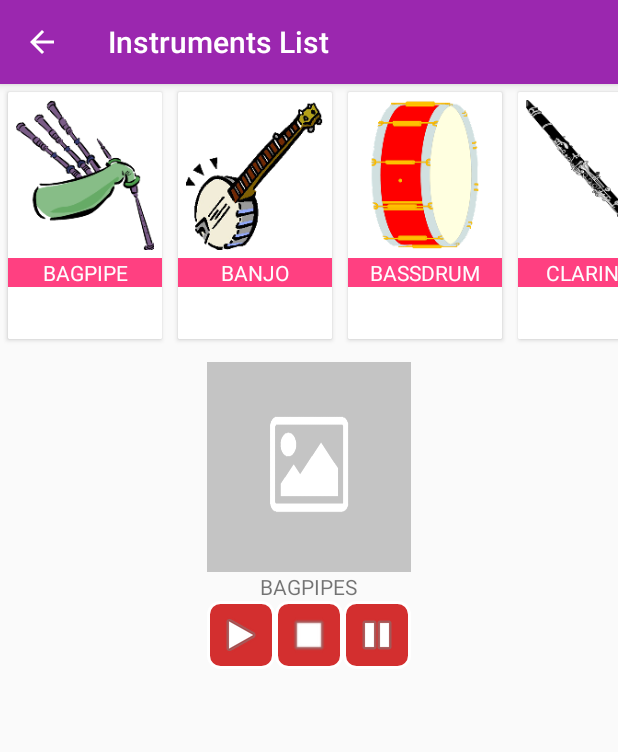
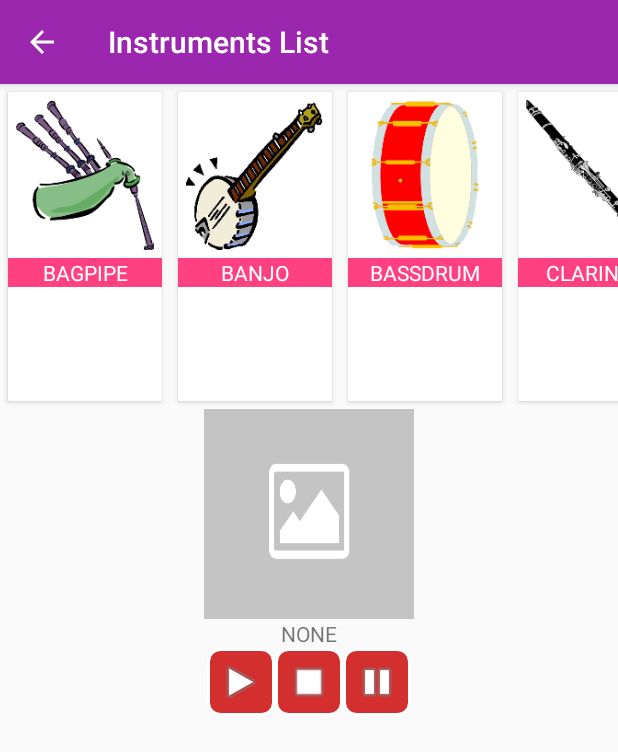
Before and after one commit to sherwin14/GuessTheInstruments, an Android app: the InstrumentsActivity screen opened directly, with no data from a screen before it, on a phone screen of 412 x 824 dp. Shown: the top 752 px of the screen. Run offline under Robolectric (Android 15) with nearby library versions, the phone set to English and light mode, and no system bars.

Commit message:
initial commit

```diff
--- a/app/src/main/assets/litepal.xml
+++ b/app/src/main/assets/litepal.xml
@@ -33,6 +33,7 @@
     -->
     <list>
         <mapping class="com.webteq.guesstheinstruments.Models.PlayersModel" />
+        <mapping class="com.webteq.guesstheinstruments.Models.GameModels" />
     </list>
 
     <!--
--- a/app/src/main/java/com/webteq/guesstheinstruments/adapters/InstrumentsAdapter.java
+++ b/app/src/main/java/com/webteq/guesstheinstruments/adapters/InstrumentsAdapter.java
@@ -89,11 +89,11 @@ public class InstrumentsAdapter extends RecyclerView.Adapter<InstrumentsAdapter.
         ((AppCompatActivity) context).getWindowManager().getDefaultDisplay().getMetrics(metrics);
         int height = metrics.heightPixels;
         int width = metrics.widthPixels;
-        int h = height / 5;
+        int h = height / 4;
         int w = width / 4;
         RecyclerView.LayoutParams layoutParams = (RecyclerView.LayoutParams) itemView.getLayoutParams();
         layoutParams.height = h;
-        layoutParams.width = w;
+        layoutParams.width = (int)w;
 
         itemView.setLayoutParams(layoutParams);
         return new InstrumentsViewHolder(itemView);
--- a/app/src/main/res/layout/activity_instruments.xml
+++ b/app/src/main/res/layout/activity_instruments.xml
@@ -14,20 +14,17 @@
         android:layout_alignParentStart="true" />
 
     <LinearLayout
-        android:layout_width="wrap_content"
+        android:layout_width="match_parent"
         android:layout_height="wrap_content"
         android:orientation="horizontal"
         android:visibility="visible"
         android:id="@+id/player_container"
-        android:padding="10dp"
-        android:elevation="5dp"
         android:gravity="center_horizontal|center_vertical"
-
-        android:layout_below="@+id/fragment_art_recyclerview"
-        android:layout_centerHorizontal="true">
+       android:layout_below="@+id/fragment_art_recyclerview"
+        >
 
         <LinearLayout
-            android:layout_width="match_parent"
+            android:layout_width="140dp"
             android:layout_height="wrap_content"
             android:orientation="vertical"
             >
@@ -44,7 +41,8 @@
                 android:layout_height="wrap_content"
                 android:layout_gravity="center"
                 android:id="@+id/caption"
-                android:text="BAGPIPES"/>
+                android:text="NONE"/>
+
             <LinearLayout
                 android:orientation="horizontal"
                 android:layout_width="wrap_content"
@@ -60,6 +58,7 @@
                     android:src="@android:drawable/ic_media_play"
                     android:id="@+id/play"
                     android:background="@drawable/btn_style"
+
                     />
 
                 <ImageButton
```
Also changed, not shown: app/src/main/java/com/webteq/guesstheinstruments/activities/InstrumentsActivity.java (+12 -0 lines), app/src/main/res/layout/acivity_scoreboard.xml (added, +53 -0 lines).
